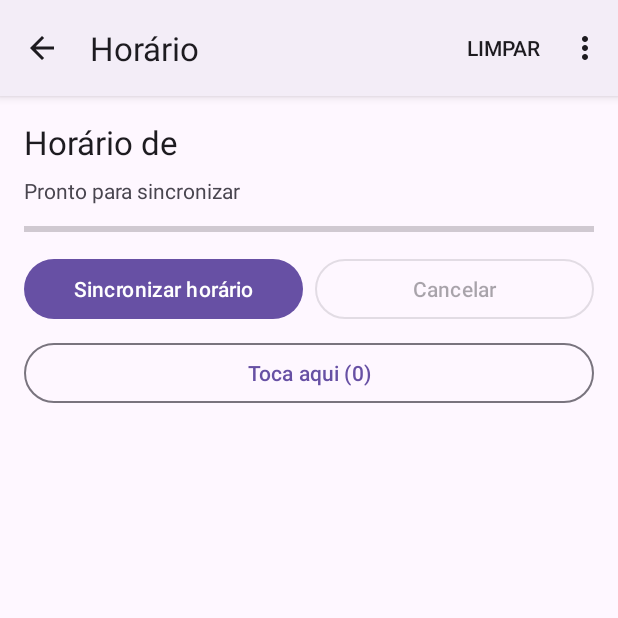
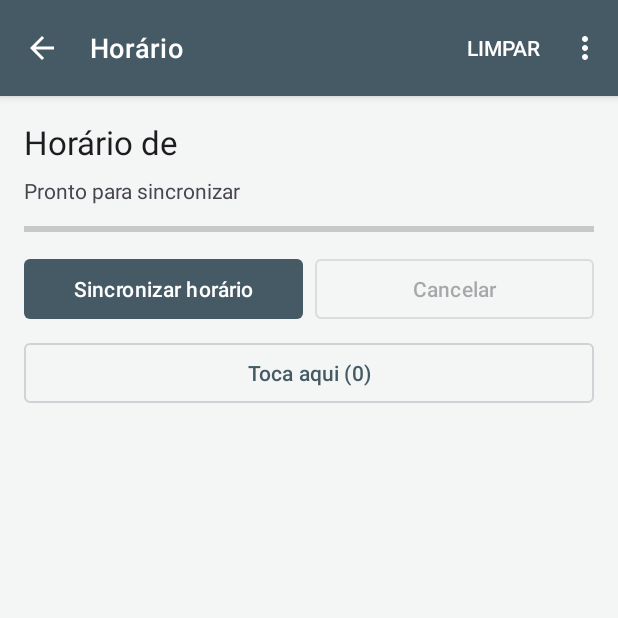
Before and after one commit to RodriMonteiroM/LAM-UPTStudentHub, an Android app: the TimetableActivity screen opened directly, with no data from a screen before it, on a phone screen of 412 x 824 dp, the top half of it. Run offline under Robolectric (Android 15) with nearby library versions, the phone set to English and light mode, and no system bars.

Commit message:
Adicionar o detalhe da hora e a devolução de favoritos

```diff
--- /dev/null
+++ b/app/src/main/res/anim/detail_enter.xml
@@ -0,0 +1 @@
+<set xmlns:android="http://schemas.android.com/apk/res/android"><alpha android:fromAlpha="0" android:toAlpha="1" android:duration="250" /><translate android:fromYDelta="8%" android:toYDelta="0" android:duration="250" /></set>
--- /dev/null
+++ b/app/src/main/res/layout/activity_detail.xml
@@ -0,0 +1,4 @@
+<?xml version="1.0" encoding="utf-8"?>
+<merge xmlns:android="http://schemas.android.com/apk/res/android">
+    <include layout="@layout/panel_detail" />
+</merge>
--- a/app/src/main/res/values-night/themes.xml
+++ b/app/src/main/res/values-night/themes.xml
@@ -1,7 +1,5 @@
-<resources xmlns:tools="http://schemas.android.com/tools">
-    <!-- Passo 2: o mesmo pai no modo escuro, para a barra de ação continuar visível -->
-    <style name="Base.Theme.UPTStudentHub" parent="Theme.Material3.DayNight">
-        <!-- Personalizar aqui o tema escuro. -->
-        <!-- <item name="colorPrimary">@color/my_dark_primary</item> -->
+<resources>
+    <style name="Theme.UPTStudentHub" parent="Base.Theme.UPTStudentHub">
+        <item name="android:windowLightStatusBar">false</item>
     </style>
 </resources>
--- a/app/src/main/res/values/themes.xml
+++ b/app/src/main/res/values/themes.xml
@@ -1,9 +1,49 @@
-<resources xmlns:tools="http://schemas.android.com/tools">
-    <!-- Passo 2: tema COM barra de ação (sem ela o Options Menu não aparece) -->
+<resources>
+    <!-- Mantém a ActionBar e os componentes estudados nas aulas. -->
     <style name="Base.Theme.UPTStudentHub" parent="Theme.Material3.DayNight">
-        <!-- Personalizar aqui o tema claro. -->
-        <!-- <item name="colorPrimary">@color/my_light_primary</item> -->
+        <item name="colorPrimary">@color/upt_primary</item>
+        <item name="colorOnPrimary">@color/upt_surface</item>
+        <item name="colorPrimaryContainer">@color/upt_surface</item>
+        <item name="colorOnPrimaryContainer">@color/upt_text</item>
+        <item name="colorSecondary">@color/upt_secondary</item>
+        <item name="colorOnSecondaryContainer">@color/upt_text</item>
+        <item name="colorSurface">@color/upt_surface</item>
+        <item name="colorOnSurface">@color/upt_text</item>
+        <item name="colorOnSurfaceVariant">@color/upt_text_secondary</item>
+        <item name="colorOutline">@color/upt_border</item>
+        <item name="android:colorBackground">@color/upt_background</item>
+        <item name="android:windowBackground">@color/upt_background</item>
+        <item name="android:statusBarColor">@color/upt_toolbar</item>
+        <item name="android:windowLightStatusBar">false</item>
+        <item name="android:navigationBarColor">@color/upt_toolbar</item>
+        <item name="actionBarTheme">@style/ThemeOverlay.MaterialComponents.Dark.ActionBar</item>
+        <item name="actionBarStyle">@style/Hub.ActionBar</item>
+        <item name="materialButtonStyle">@style/Hub.Button</item>
+        <item name="materialButtonOutlinedStyle">@style/Hub.Button.Outlined</item>
     </style>
-
     <style name="Theme.UPTStudentHub" parent="Base.Theme.UPTStudentHub" />
+    <style name="Hub.ActionBar" parent="Widget.MaterialComponents.ActionBar.Solid">
+        <item name="background">@color/upt_toolbar</item>
+        <item name="titleTextStyle">@style/Hub.ActionBar.Title</item>
+    </style>
+    <style name="Hub.ActionBar.Title" parent="TextAppearance.MaterialComponents.Headline6">
+        <item name="android:textColor">@color/white</item>
+        <item name="android:textSize">18sp</item>
+    </style>
+    <style name="Hub.Button" parent="Widget.Material3.Button">
+        <item name="cornerRadius">@dimen/hub_corner</item>
+        <item name="android:elevation">0dp</item>
+        <item name="android:textSize">14sp</item>
+        <item name="android:textAllCaps">false</item>
+    </style>
+    <style name="Hub.Button.Outlined" parent="Widget.Material3.Button.OutlinedButton">
+        <item name="cornerRadius">@dimen/hub_corner</item>
+        <item name="android:textSize">14sp</item>
+        <item name="android:textAllCaps">false</item>
+    </style>
+    <style name="Hub.Button.Text" parent="Widget.Material3.Button.TextButton">
+        <item name="cornerRadius">@dimen/hub_corner</item>
+        <item name="android:textSize">14sp</item>
+        <item name="android:textAllCaps">false</item>
+    </style>
 </resources>
```
Also changed, not shown: app/src/main/java/pt/upt/studenthub/activities/DetailActivity.java (added, +120 -0 lines), app/src/main/res/drawable/bg_weather_card.xml (+4 -5 lines), app/src/main/res/layout/panel_detail.xml (added, +9 -0 lines).
